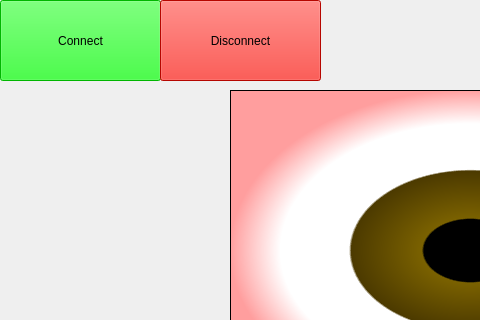
Before: the Qt Designer form WiFiBot/mainwindow.ui in Federdispi/WiFiBot, drawn with Qt 5; both pictures show x 0 to 480 and y 0 to 320 of the 972 by 781 pixel window.
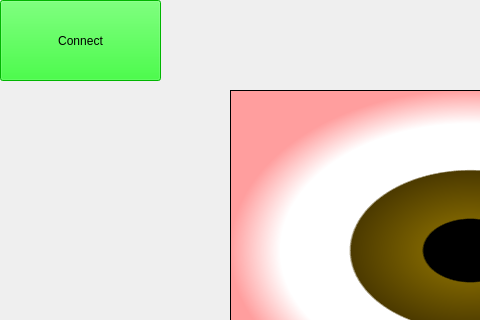
After: the same form once the commit is applied.

Commit message:
modification of the connect/disconnect button and the interface
modification of the color of the connect/disconnect button and removal of the old disconnect button from the interface

Patch:
```diff
--- a/WiFiBot/mainwindow.ui
+++ b/WiFiBot/mainwindow.ui
@@ -30,22 +30,6 @@
      <string>Connect</string>
     </property>
    </widget>
-   <widget class="QPushButton" name="disconnection">
-    <property name="geometry">
-     <rect>
-      <x>160</x>
-      <y>0</y>
-      <width>161</width>
-      <height>81</height>
-     </rect>
-    </property>
-    <property name="styleSheet">
-     <string notr="true">background-color: rgb(255, 9, 0);</string>
-    </property>
-    <property name="text">
-     <string>Disconnect</string>
-    </property>
-   </widget>
    <widget class="QFrame" name="frame">
     <property name="geometry">
      <rect>
```
Left out of the diff: 1 changed line with no effect on the pictures. The commit also changes 24 other files.
